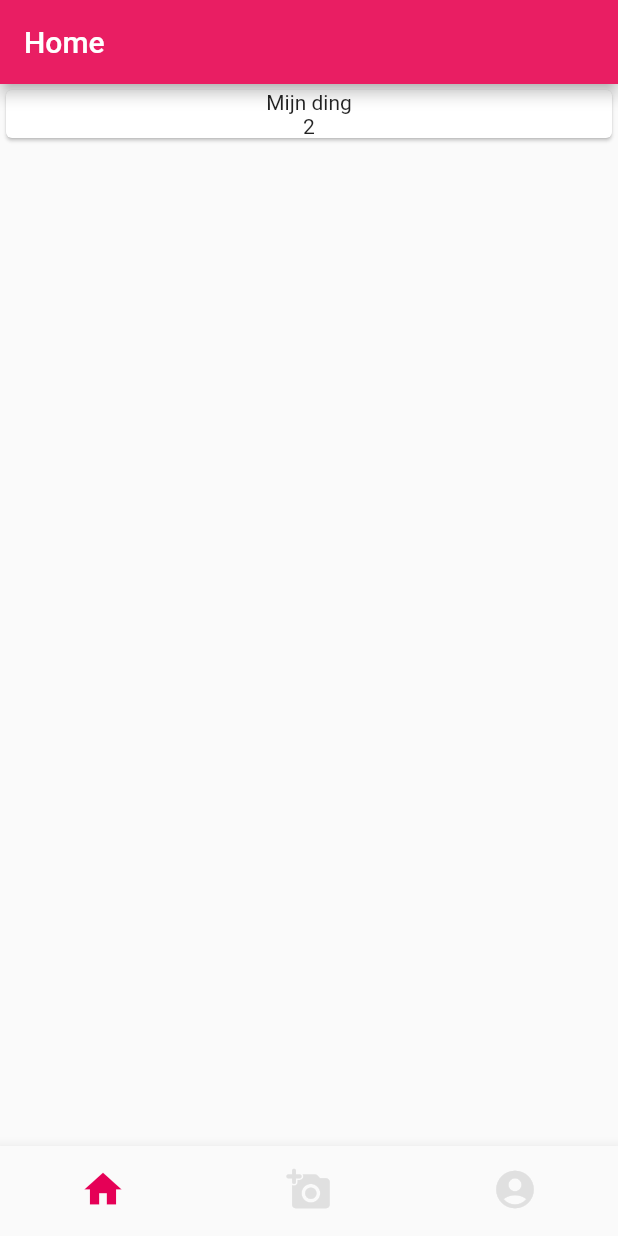
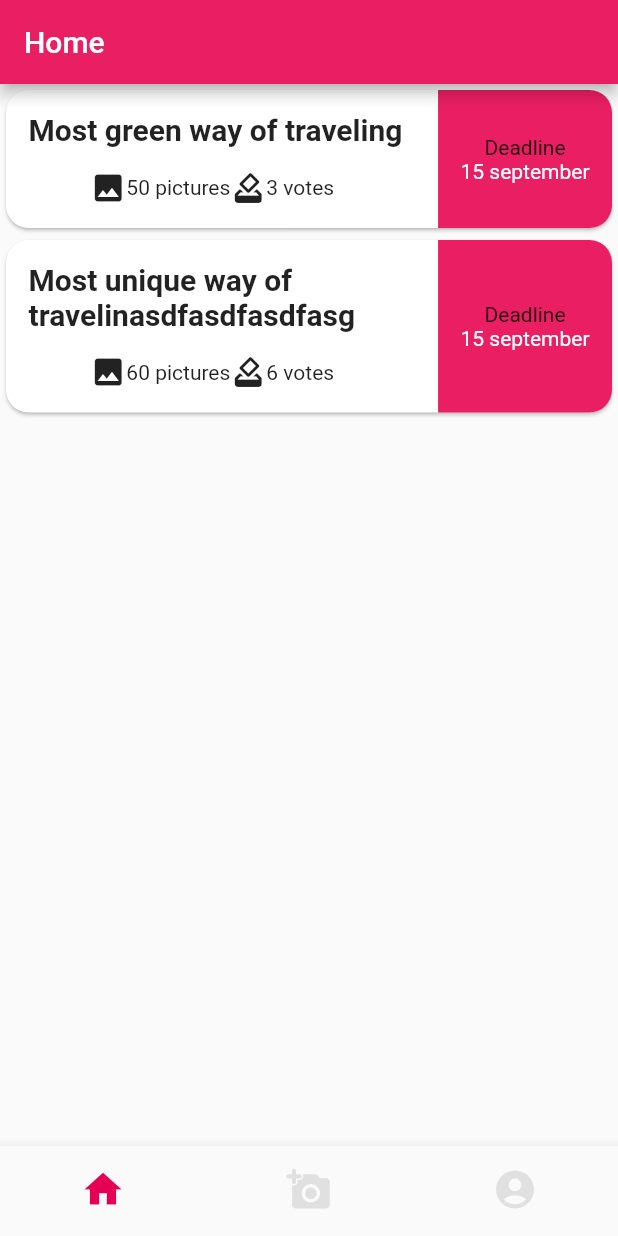
Before and after one commit to RickVerkuijlen/relife, a Flutter app: the screen it shows after launch, on a phone screen of 412 x 824 dp. Run offline on Flutter 3.47's test engine with Material 2 defaults, Android fonts, the light colour scheme and no system bars.

Commit message:
Styling of home almost done

```diff
--- a/lib/components/vote.dart
+++ b/lib/components/vote.dart
@@ -1,11 +1,9 @@
 class Vote{
+  late String id;
   late String title;
   late String numberOfVotes;
+  late String numberOfPictures;
+  late String deadline;
 
-  Vote(this.title, this.numberOfVotes);
-
-  Vote.fromJson(Map<String, dynamic> json) {
-    title = json['title'];
-    numberOfVotes = json['numberOfVotes'];
-  }
+  Vote(this.id, this.title, this.numberOfVotes, this.numberOfPictures, this.deadline);
 }
--- a/lib/fragments/home_fragment.dart
+++ b/lib/fragments/home_fragment.dart
@@ -8,22 +8,82 @@ class HomeFragment extends StatefulWidget {
 }
 
 class _HomeFragmentState extends State<HomeFragment> {
-  List<Vote> _votes = [Vote("Mijn ding", "2")];
+  final List<Vote> _votes = [Vote("1", "Most green way of traveling", "3", "50", "15 september"), Vote("2", "Most unique way of travelinasdfasdfasdfasg", "6", "60", "15 september")];
 
   @override
   Widget build(BuildContext context) {
     return ListView.builder(
+      scrollDirection: Axis.vertical,
+      itemCount: _votes.length,
       itemBuilder: (context, index) {
-        return Card(
-          child: Column(
-            children: <Widget>[
-              Text(_votes[index].title),
-              Text(_votes[index].numberOfVotes)
-            ],
+        return GestureDetector(
+          onTap: () => sendToVote(_votes[index].id),
+          child: Card(
+            shape: RoundedRectangleBorder(
+              borderRadius: BorderRadius.circular(15)
+            ),
+            child: IntrinsicHeight(
+                child: Row(
+                    mainAxisAlignment: MainAxisAlignment.spaceBetween,
+                    children: [
+                      Column(
+                        children: <Widget>[
+                          Container(
+                            width: 275,
+                            padding: const EdgeInsets.only(top: 15, left: 15, bottom: 15),
+                            child: Text(_votes[index].title, style: TextStyle(fontWeight: FontWeight.bold, fontSize: 20),),
+                          ),
+                          Container(
+                            padding: const EdgeInsets.only(bottom: 15),
+                            child: Row(
+                              mainAxisAlignment: MainAxisAlignment.spaceBetween,
+                              children: [
+                                Row(
+                                  children: [
+                                    Icon(Icons.image),
+                                    Text(_votes[index].numberOfPictures + " pictures"),
+                                  ],
+                                ),
+                                Row(
+                                    children: [
+                                      Icon(Icons.how_to_vote),
+                                      Text(_votes[index].numberOfVotes + " votes",),
+                                    ],
+                                  )
+                              ],
+                            )
+                          )
+                        ],
+                      ),
+                      Row(
+                        crossAxisAlignment: CrossAxisAlignment.stretch,
+                        children: [
+                          Container(
+                              padding: const EdgeInsets.all(15),
+                              decoration: const BoxDecoration(
+                                color: Colors.pink,
+                                borderRadius: BorderRadius.only(topRight: Radius.circular(15), bottomRight: Radius.circular(15))
+                              ),
+                              child: Column(
+                                  mainAxisAlignment: MainAxisAlignment.center,
+                                  children: [
+                                    Text("Deadline"),
+                                    Text(_votes[index].deadline, style: TextStyle(color: Colors.white), )
+                                  ]
+                              ),
+                            )
+                        ],
+                      ),
+                    ]
+                )
+            )
           )
         );
       },
-      itemCount: _votes.length,
     );
   }
+
+  void sendToVote(String id) {
+    debugPrint(id);
+  }
 }
--- a/pubspec.yaml
+++ b/pubspec.yaml
@@ -18,7 +18,7 @@ publish_to: 'none' # Remove this line if you wish to publish to pub.dev
 version: 1.0.0+1
 
 environment:
-  sdk: ">=2.15.0-178.1.beta <3.0.0"
+  sdk: ">=2.14.4 <3.0.0"
 
 # Dependencies specify other packages that your package needs in order to work.
 # To automatically upgrade your package dependencies to the latest versions
```
Also changed, not shown: pubspec.lock.
